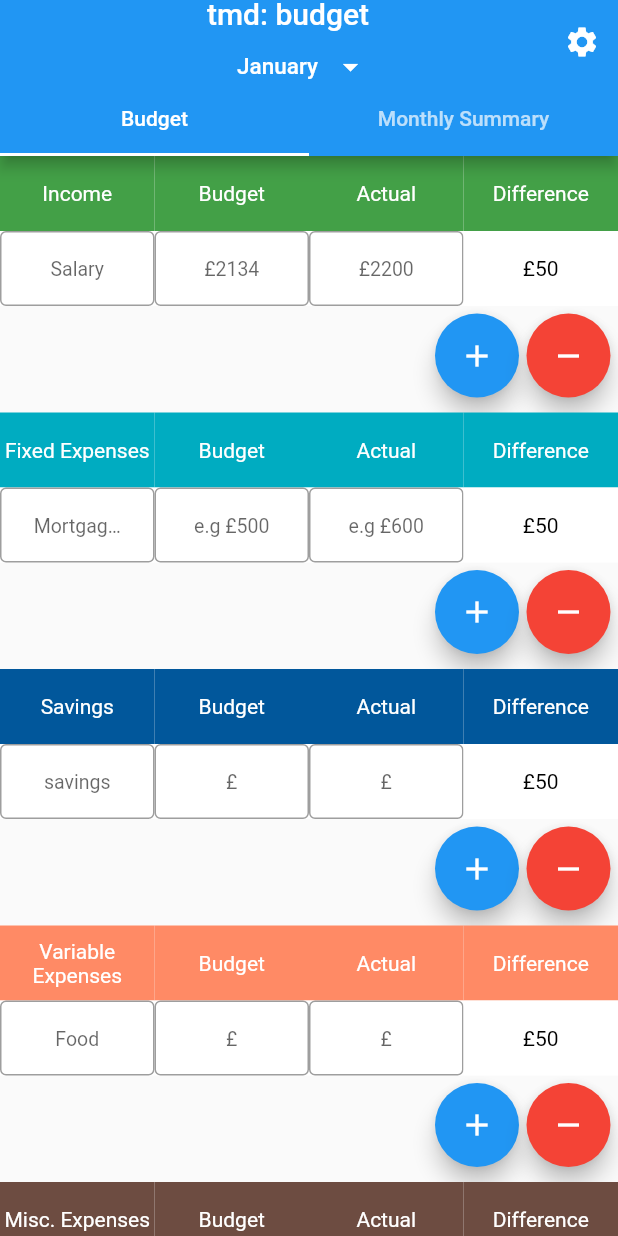
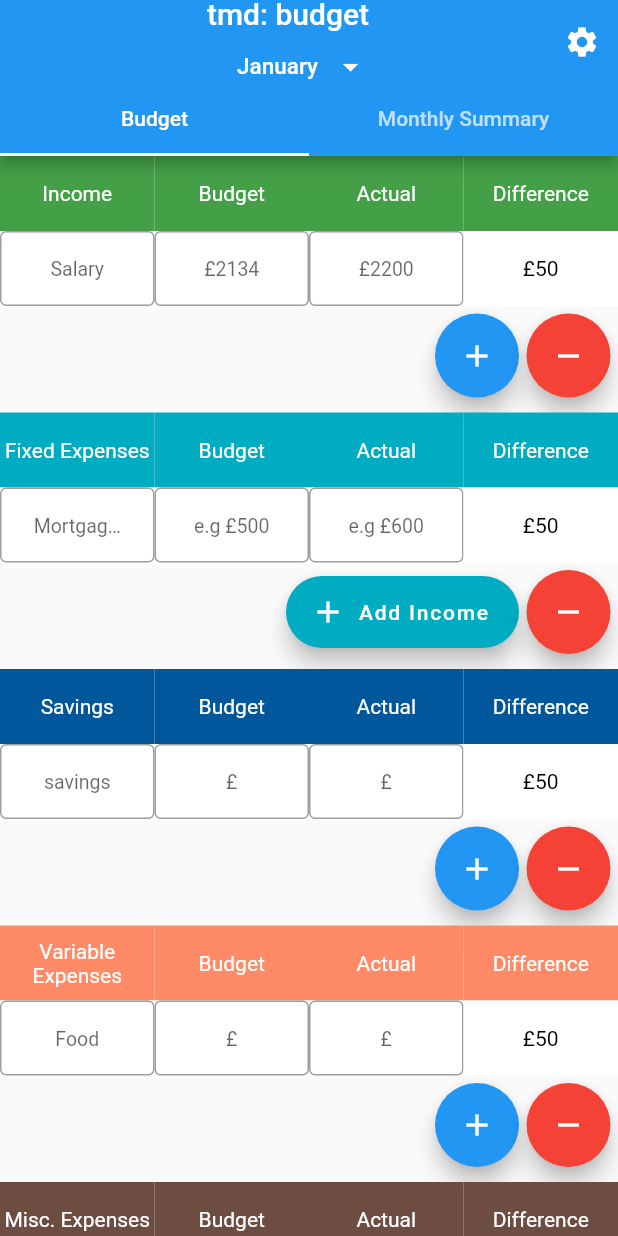
Before and after one commit to RahmsMusti/tmd_finance, a Flutter app: the screen it shows after launch, on a phone screen of 412 x 824 dp. Run offline on Flutter 3.47's test engine with Material 2 defaults, Android fonts, the phone set to English and light mode, and no system bars; generated files the repository leaves out were written again.

Commit message:
Creating new FABs colour coordinated

```diff
--- a/lib/src/pages/budget_page_jan.dart
+++ b/lib/src/pages/budget_page_jan.dart
@@ -202,7 +202,7 @@ class _BudgetPageState extends State<BudgetPage> {
                 Row(
                   mainAxisAlignment: MainAxisAlignment.end,
                   children: [
-                    FloatingActionButton(
+                    FloatingActionButton.extended(
                       onPressed: () {
                         setState(() {
                           fixedExpensesList.add(
@@ -210,7 +210,9 @@ class _BudgetPageState extends State<BudgetPage> {
                           );
                         });
                       },
-                      child: const Icon(Icons.add),
+                      backgroundColor: const Color.fromARGB(255, 0, 172, 193),
+                      label: const Text('Add Income'),
+                      icon: const Icon(Icons.add),
                     ),
                     const SizedBox(
                       width: 5,
```
